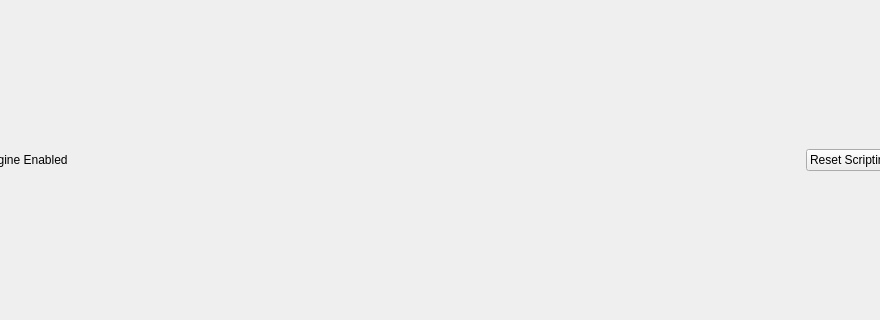
Qt form geometrize/dialog/imagetaskscriptingpanel.ui (Tw1ddle/geometrize) before a commit; both pictures show x 115 to 995 and y 240 to 560 of the 1080 by 800 pixel window.
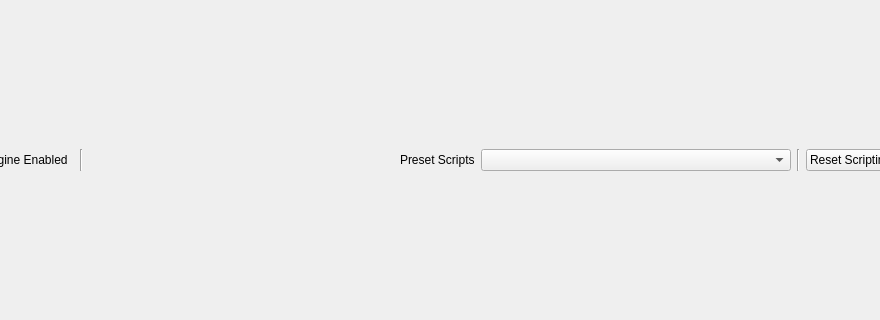
The same form after that commit.

```diff
--- a/geometrize/dialog/imagetaskscriptingpanel.ui
+++ b/geometrize/dialog/imagetaskscriptingpanel.ui
@@ -39,8 +39,8 @@
        <rect>
         <x>0</x>
         <y>0</y>
-        <width>1068</width>
-        <height>788</height>
+        <width>1062</width>
+        <height>782</height>
        </rect>
       </property>
       <layout class="QVBoxLayout" name="verticalLayout_3">
@@ -60,6 +60,13 @@
             </property>
            </widget>
           </item>
+          <item>
+           <widget class="Line" name="line">
+            <property name="orientation">
+             <enum>Qt::Vertical</enum>
+            </property>
+           </widget>
+          </item>
           <item>
            <spacer name="horizontalSpacer">
             <property name="orientation">
@@ -73,6 +80,45 @@
             </property>
            </spacer>
           </item>
+          <item>
+           <widget class="QLabel" name="scriptsPresetSelectionLabel">
+            <property name="sizePolicy">
+             <sizepolicy hsizetype="Minimum" vsizetype="Preferred">
+              <horstretch>0</horstretch>
+              <verstretch>0</verstretch>
+             </sizepolicy>
+            </property>
+            <property name="text">
+             <string>Preset Scripts</string>
+            </property>
+           </widget>
+          </item>
+          <item>
+           <widget class="QComboBox" name="scriptsPresetsComboBox">
+            <property name="sizePolicy">
+             <sizepolicy hsizetype="MinimumExpanding" vsizetype="Fixed">
+              <horstretch>0</horstretch>
+              <verstretch>0</verstretch>
+             </sizepolicy>
+            </property>
+            <property name="currentIndex">
+             <number>-1</number>
+            </property>
+            <property name="maxCount">
+             <number>100</number>
+            </property>
+            <property name="sizeAdjustPolicy">
+             <enum>QComboBox::AdjustToContentsOnFirstShow</enum>
+            </property>
+           </widget>
+          </item>
+          <item>
+           <widget class="Line" name="line_2">
+            <property name="orientation">
+             <enum>Qt::Vertical</enum>
+            </property>
+           </widget>
+          </item>
           <item>
            <widget class="QPushButton" name="resetScriptEngineButton">
             <property name="text">
```
